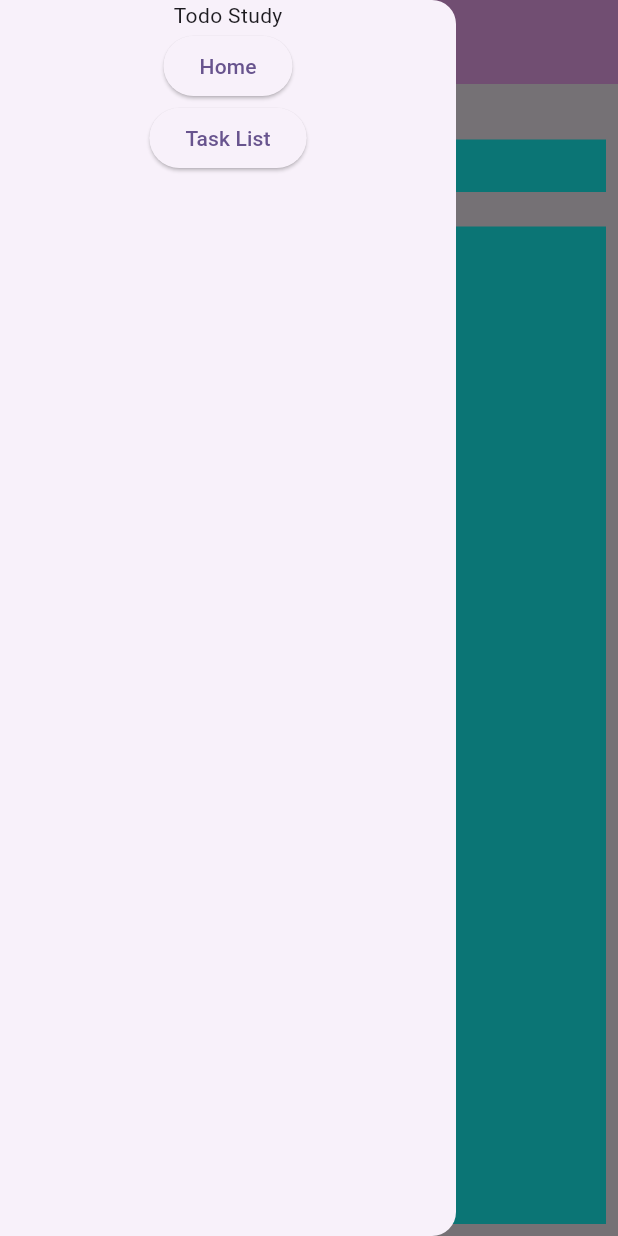
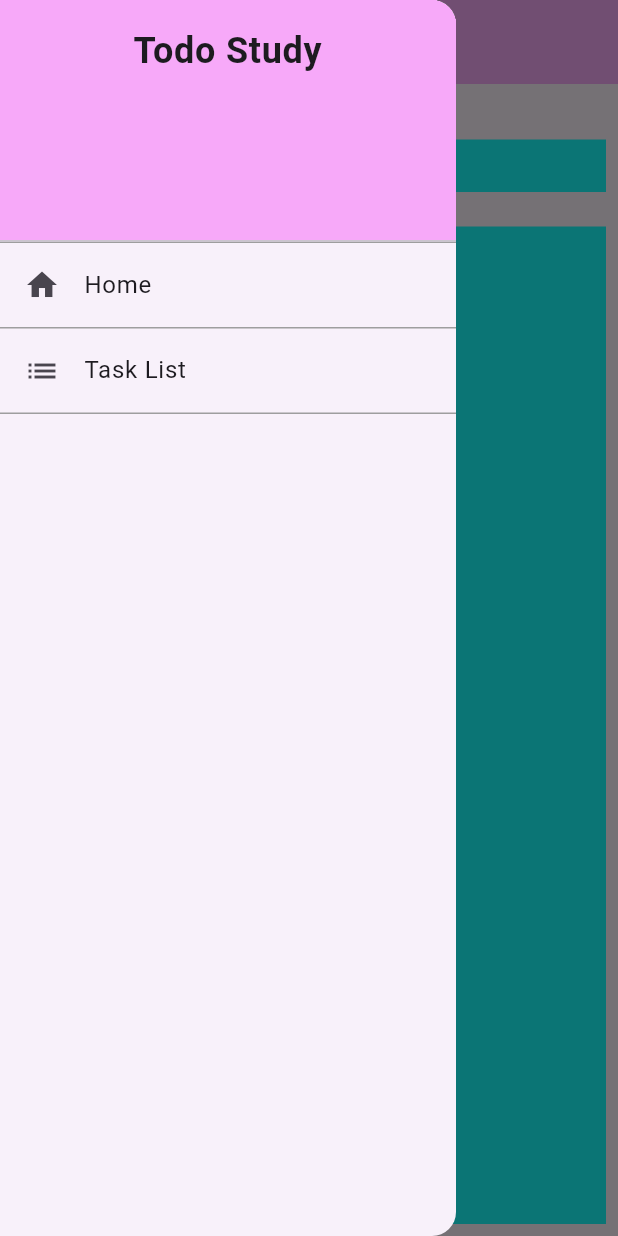
Before and after one commit to PedroH-Peres/todostudy, a Flutter app: the screen it shows after launch, with the side drawer open, on a phone screen of 412 x 824 dp. Run offline on Flutter 3.47's test engine with Material 3 defaults, Android fonts, the phone set to English and light mode, and no system bars.

Commit message:
Drawer up

```diff
--- a/lib/components/myDrawer.dart
+++ b/lib/components/myDrawer.dart
@@ -10,21 +10,33 @@ class MyDrawer extends StatelessWidget {
   Widget build(BuildContext context) {
     return Drawer(
       child: SafeArea(
-        child: Column(
+        child: ListView(
+          padding: EdgeInsets.zero,
           children: [
-            const Text("Todo Study"),
-            ElevatedButton(
-              onPressed: () {
-                Navigator.of(context).pushReplacement(MaterialPageRoute(builder: (_)=>const Homepage()));
-              },
-              child: const Text("Home"),
+            const DrawerHeader(
+              margin: EdgeInsets.zero,
+              decoration: BoxDecoration(color: Color(0xFFF7A9F9)),
+                child: Text(
+              "Todo Study",
+              style: TextStyle(fontSize: 24, fontWeight: FontWeight.bold),
+              textAlign: TextAlign.center,
+            )),
+            ListTile(
+              shape: const Border(
+                  bottom: BorderSide(color: Colors.grey),
+                  top: BorderSide(color: Colors.grey)),
+              title: const Text("Home"),
+              leading: const Icon(Icons.home),
+              onTap: () => Navigator.of(context).pushReplacement(
+                  MaterialPageRoute(builder: (_) => const Homepage())),
             ),
-            ElevatedButton(
-              onPressed: () {
-                Navigator.of(context).pushReplacement(MaterialPageRoute(builder: (_)=>const TaskListPage()));
-              },
-              child: const Text("Task List"),
-            ),
+            ListTile(
+              shape: const Border(bottom: BorderSide(color: Colors.grey)),
+              title: const Text("Task List"),
+              leading: const Icon(Icons.list),
+              onTap: () => Navigator.of(context).pushReplacement(
+                  MaterialPageRoute(builder: (_) => const TaskListPage())),
+            )
           ],
         ),
       ),
```
Also changed, not shown: lib/store/tasklist.store.dart (added).
